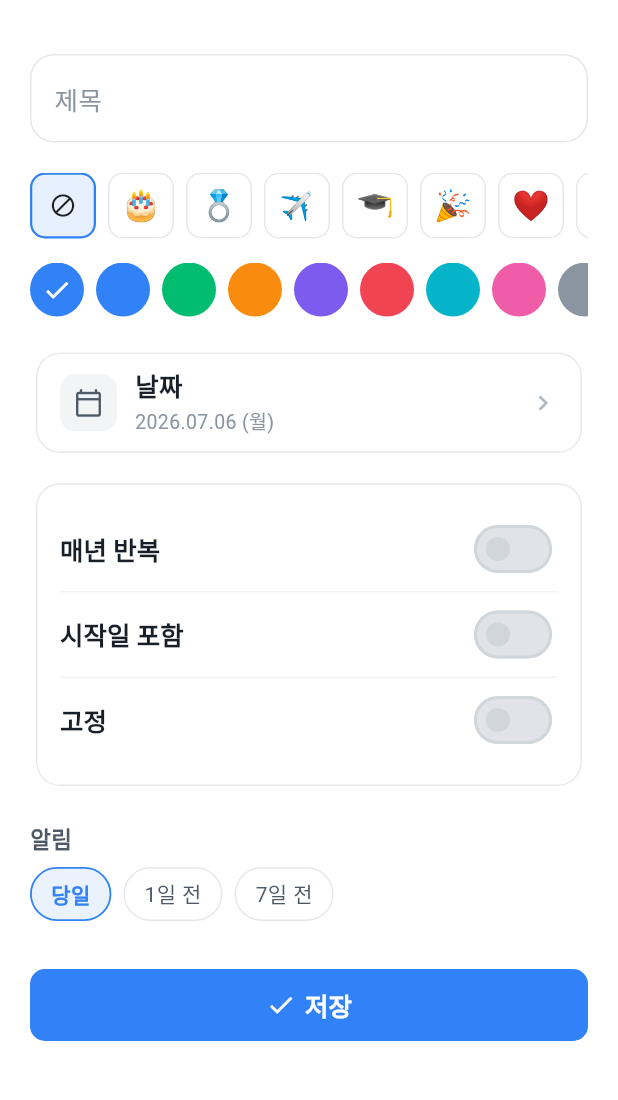
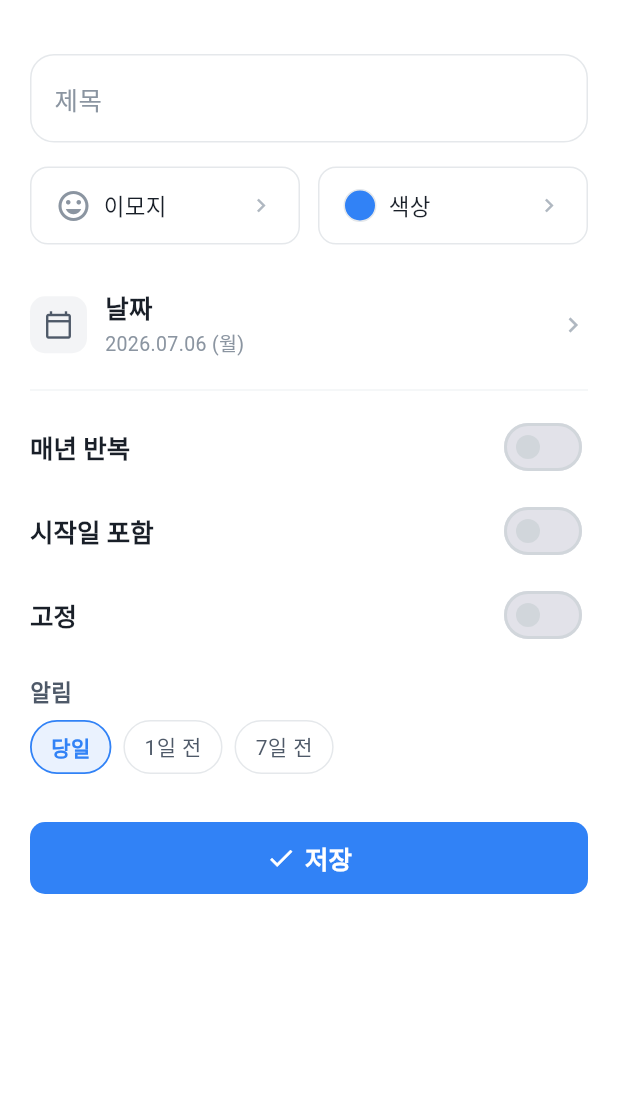
Before and after one commit to sungho8/Building-something-great, a Flutter app: the DDayEditView screen opened directly, on a phone screen of 412 x 824 dp, the part 60-1160 px from its top. Run offline on Flutter 3.47's test engine with Material 3 defaults, Android fonts, the phone set to English and light mode, and no system bars; our stand-ins replace flutter_colorpicker, flutter_local_notifications, flutter_riverpod, flutter_timezone, freezed_annotation, shared_preferences and 1 more; missing offline and left inert: home_widget; accounts and stored records are empty; Roboto replaces fonts that are missing (packages/design_system/Pretendard).

Commit message:
feat(design_system): 색상·이모지 바텀시트 피커 + dday 편집 화면 플랫화
design_system 신규:
- AppColorSwatch: 원형 색상 스와치(선택 체크, 명도 기반 체크색 자동 결정)
- showAppColorPickerSheet: 프리셋 그리드 + "직접 선택"(HSV 휠, flutter_colorpicker)
  으로 임의 색상 지정 가능한 바텀시트
- showAppEmojiPickerSheet: 프리셋 그리드 + "직접 입력"(시스템 이모지 키보드)으로
  임의 이모지 지정 가능한 바텀시트
- flutter_colorpicker(OFL/MIT, pub.dev 정식) 의존성 추가

dday 편집 화면 개선:
- 이모지·색상 인라인 가로 스크롤 → 버튼 2개(현재값 미리보기+라벨)로 전환,
  탭하면 바텀시트에서 선택 (프리셋 + 직접 선택 모두 지원)
- 매년반복·시작일포함·고정 토글: 감싸던 흰 카드(AppCard) 배경 제거, 플랫하게
- 날짜 선택 행: 카드 배경 제거, 아웃라인 버튼(_PickerButton 신규)으로 단순화

showcase 컴포넌트 탭에 두 피커 데모 추가(전시 의무).
design_system 테스트 2종 추가(프리셋 선택 후 반환값 검증).
4개 패키지 analyze clean, 테스트 25개 통과, dday APK 빌드 통과.

Co-Authored-By: Claude Sonnet 5 <noreply@anthropic.com>

```diff
--- a/apps/dday/lib/presentation/views/dday/dday_edit_view.dart
+++ b/apps/dday/lib/presentation/views/dday/dday_edit_view.dart
@@ -12,7 +12,7 @@ const _emojiPresets = [
   '🎂', '💍', '✈️', '🎓', '🎉', '❤️', '📚', '🏃', '💼', '🐣', //
 ];
 
-/// 색상 프리셋 (ARGB). 첫 스와치는 '기본(브랜드색)' = null이라 여기엔 없음.
+/// 색상 프리셋. 첫 스와치는 화면에서 '기본(브랜드색)'으로 별도 표시.
 const _colorPresets = <int>[
   0xFF3182F6, // blue
   0xFF02BC70, // green
@@ -66,7 +66,7 @@ class _DDayEditViewState extends ConsumerState<DDayEditView> {
     _repeatYearly = item?.repeatYearly ?? false;
     _includeStartDay = item?.includeStartDay ?? false;
     _pinned = item?.pinned ?? false;
-    _reminders = {...?item?.reminders} ;
+    _reminders = {...?item?.reminders};
     if (item == null) _reminders = {DdayReminder.onDay};
   }
 
@@ -85,6 +85,31 @@ class _DDayEditViewState extends ConsumerState<DDayEditView> {
       lastDate: DateTime(2100),
     );
     if (picked != null) setState(() => _date = picked);
+  }
+
+  // 이모지 선택 바텀시트
+  Future<void> _pickEmoji() async {
+    final picked = await showAppEmojiPickerSheet(
+      context,
+      presets: _emojiPresets,
+      selected: _emoji,
+    );
+    if (picked != null) setState(() => _emoji = picked);
+  }
+
+  // 색상 선택 바텀시트
+  Future<void> _pickColor() async {
+    final brand = Theme.of(context).colorScheme.primary;
+    final current = _colorValue == null ? brand : Color(_colorValue!);
+    final picked = await showAppColorPickerSheet(
+      context,
+      presets: [brand, for (final v in _colorPresets) Color(v)],
+      selected: current,
+    );
+    if (picked == null) return;
+    setState(() {
+      _colorValue = picked.toARGB32() == brand.toARGB32() ? null : picked.toARGB32();
+    });
   }
 
   // 저장
@@ -139,6 +164,9 @@ class _DDayEditViewState extends ConsumerState<DDayEditView> {
 
   @override
   Widget build(BuildContext context) {
+    final brand = Theme.of(context).colorScheme.primary;
+    final swatchColor = _colorValue == null ? brand : Color(_colorValue!);
+
     return AppScaffold(
       appBar: AppBar(
         title: Text(_isEditing ? '편집' : '새 D-Day'),
@@ -165,62 +193,63 @@ class _DDayEditViewState extends ConsumerState<DDayEditView> {
             textInputAction: TextInputAction.done,
           ),
 
-          const SizedBox(height: AppSpacing.s20),
-
-          _EmojiPicker(
-            selected: _emoji,
-            onSelected: (e) => setState(() => _emoji = e),
-          ),
-
           const SizedBox(height: AppSpacing.s16),
 
-          _ColorPicker(
-            selected: _colorValue,
-            onSelected: (c) => setState(() => _colorValue = c),
+          // 이모지·색상 선택 버튼 (탭하면 바텀시트)
+          Row(
+            children: [
+              Expanded(
+                child: _PickerButton(
+                  label: '이모지',
+                  onTap: _pickEmoji,
+                  child: _emoji.isEmpty
+                      ? const Icon(Icons.mood_outlined,
+                          color: AppSemantic.textTertiary)
+                      : Text(_emoji, style: const TextStyle(fontSize: 20)),
+                ),
+              ),
+              const SizedBox(width: AppSpacing.s12),
+              Expanded(
+                child: _PickerButton(
+                  label: '색상',
+                  onTap: _pickColor,
+                  child: AppColorSwatch(color: swatchColor, size: 22),
+                ),
+              ),
+            ],
           ),
 
           const SizedBox(height: AppSpacing.s20),
 
-          AppCard(
-            padding: const EdgeInsets.symmetric(horizontal: AppSpacing.s16),
-            child: AppListTile(
+          AppListTile(
             leadingIcon: Icons.calendar_today_outlined,
             title: '날짜',
             subtitle: formatDdayDate(_date),
             onTap: _pickDate,
           ),
-          ),
 
-          const SizedBox(height: AppSpacing.s12),
+          const Divider(height: AppSpacing.s20),
 
-          AppCard(
-            child: Column(
-              children: [
           SwitchListTile(
             contentPadding: EdgeInsets.zero,
             value: _repeatYearly,
             onChanged: (v) => setState(() => _repeatYearly = v),
             title: const Text('매년 반복'),
           ),
-                const Divider(height: 1),
           SwitchListTile(
             contentPadding: EdgeInsets.zero,
             value: _includeStartDay,
             onChanged: (v) => setState(() => _includeStartDay = v),
             title: const Text('시작일 포함'),
           ),
-                const Divider(height: 1),
           SwitchListTile(
             contentPadding: EdgeInsets.zero,
             value: _pinned,
             onChanged: (v) => setState(() => _pinned = v),
             title: const Text('고정'),
           ),
-              ],
-            ),
-          ),
 
-          const SizedBox(height: AppSpacing.s20),
+          const SizedBox(height: AppSpacing.s12),
 
           const AppSectionTitle(text: '알림'),
 
@@ -256,136 +285,40 @@ class _DDayEditViewState extends ConsumerState<DDayEditView> {
   }
 }
 
-/// 이모지 선택 가로 목록 (없음 포함).
-class _EmojiPicker extends StatelessWidget {
-  const _EmojiPicker({required this.selected, required this.onSelected});
+/// 이모지/색상 선택 버튼. 라벨 + 현재 값 미리보기 + chevron.
+class _PickerButton extends StatelessWidget {
+  const _PickerButton({
+    required this.label,
+    required this.child,
+    required this.onTap,
+  });
 
-  final String selected;
-  final ValueChanged<String> onSelected;
+  final String label;
+  final Widget child;
+  final VoidCallback onTap;
 
   @override
   Widget build(BuildContext context) {
-    final scheme = Theme.of(context).colorScheme;
-
-    return SizedBox(
-      height: 44,
-      child: ListView(
-        scrollDirection: Axis.horizontal,
+    return InkWell(
+      onTap: onTap,
+      borderRadius: BorderRadius.circular(AppRadius.lg),
+      child: Container(
+        height: 52,
+        padding: const EdgeInsets.symmetric(horizontal: AppSpacing.s16),
+        decoration: BoxDecoration(
+          border: Border.all(color: AppSemantic.border),
+          borderRadius: BorderRadius.circular(AppRadius.lg),
+        ),
+        child: Row(
           children: [
-          _EmojiChip(
-            label: const Icon(Icons.block, size: 18),
-            active: selected.isEmpty,
-            onTap: () => onSelected(''),
-            scheme: scheme,
-          ),
-          for (final e in _emojiPresets)
-            _EmojiChip(
-              label: Text(e, style: const TextStyle(fontSize: 20)),
-              active: selected == e,
-              onTap: () => onSelected(e),
-              scheme: scheme,
-            ),
+            child,
+            const SizedBox(width: AppSpacing.s8),
+            Text(label, style: AppTypography.body2),
+            const Spacer(),
+            const Icon(Icons.chevron_right, size: 18, color: AppGrey.s400),
           ],
-      ),
-    );
-  }
-}
-
-class _EmojiChip extends StatelessWidget {
-  const _EmojiChip({
-    required this.label,
-    required this.active,
-    required this.onTap,
-    required this.scheme,
-  });
-
-  final Widget label;
-  final bool active;
-  final VoidCallback onTap;
-  final ColorScheme scheme;
-
-  @override
-  Widget build(BuildContext context) {
-    return Padding(
-      padding: const EdgeInsets.only(right: AppSpacing.s8),
-      child: Material(
-        color: active ? scheme.primary.withValues(alpha: 0.12) : AppCommon.white,
-        shape: RoundedRectangleBorder(
-          borderRadius: BorderRadius.circular(AppRadius.md),
-          side: BorderSide(
-            color: active ? scheme.primary : AppSemantic.border,
-            width: active ? 1.5 : 1,
-          ),
-        ),
-        child: InkWell(
-          onTap: onTap,
-          borderRadius: BorderRadius.circular(AppRadius.md),
-          child: SizedBox(width: 44, child: Center(child: label)),
         ),
       ),
     );
   }
 }
-
-/// 색상 선택 가로 목록. 첫 스와치는 '기본(브랜드색)' = null.
-class _ColorPicker extends StatelessWidget {
-  const _ColorPicker({required this.selected, required this.onSelected});
-
-  final int? selected;
-  final ValueChanged<int?> onSelected;
-
-  @override
-  Widget build(BuildContext context) {
-    final brand = Theme.of(context).colorScheme.primary;
-
-    return SizedBox(
-      height: 36,
-      child: ListView(
-        scrollDirection: Axis.horizontal,
-        children: [
-          _Swatch(
-            color: brand,
-            selected: selected == null,
-            onTap: () => onSelected(null),
-          ),
-          for (final value in _colorPresets)
-            _Swatch(
-              color: Color(value),
-              selected: selected == value,
-              onTap: () => onSelected(value),
-            ),
-        ],
-      ),
-    );
-  }
-}
-
-class _Swatch extends StatelessWidget {
-  const _Swatch({
-    required this.color,
-    required this.selected,
-    required this.onTap,
-  });
-
-  final Color color;
-  final bool selected;
-  final VoidCallback onTap;
-
-  @override
-  Widget build(BuildContext context) {
-    return Padding(
-      padding: const EdgeInsets.only(right: AppSpacing.s8),
-      child: GestureDetector(
-        onTap: onTap,
-        child: Container(
-          width: 36,
-          height: 36,
-          decoration: BoxDecoration(color: color, shape: BoxShape.circle),
-          child: selected
-              ? const Icon(Icons.check, color: AppCommon.white, size: 20)
-              : null,
-        ),
-      ),
-    );
-  }
-}
--- a/packages/design_system/lib/design_system.dart
+++ b/packages/design_system/lib/design_system.dart
@@ -12,8 +12,10 @@ export 'src/components/app_button.dart';
 export 'src/components/app_card.dart';
 export 'src/components/app_checkbox.dart';
 export 'src/components/app_chip.dart';
+export 'src/components/app_color_picker.dart';
 export 'src/components/app_dialog.dart';
 export 'src/components/app_dropdown.dart';
+export 'src/components/app_emoji_picker.dart';
 export 'src/components/app_empty_state.dart';
 export 'src/components/app_list_tile.dart';
 export 'src/components/app_loading.dart';
--- a/packages/design_system/pubspec.yaml
+++ b/packages/design_system/pubspec.yaml
@@ -11,6 +11,7 @@ environment:
 dependencies:
   flutter:
     sdk: flutter
+  flutter_colorpicker: ^1.1.0
 
 dev_dependencies:
   flutter_test:
```
Also changed, not shown: gallery/showcase/lib/views/components_view.dart (+73 -0 lines), packages/design_system/lib/src/components/app_color_picker.dart (added, +168 -0 lines), packages/design_system/lib/src/components/app_emoji_picker.dart (added, +151 -0 lines), 1 other file. Lines whose indentation alone changed are shown as unchanged.
